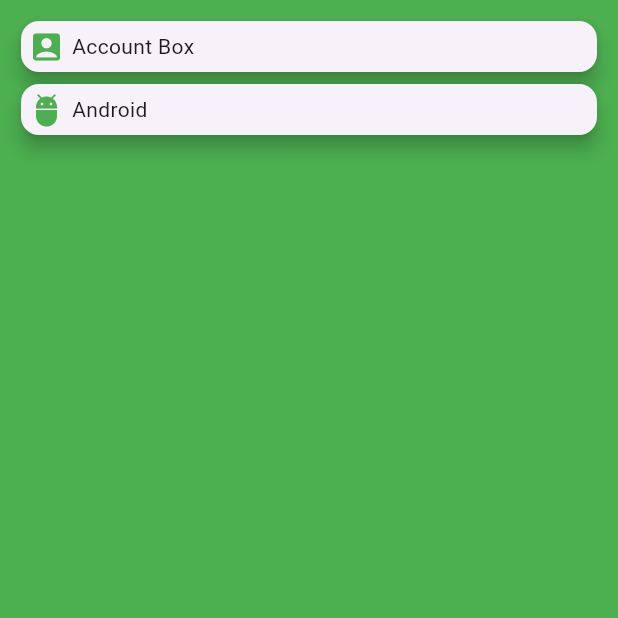
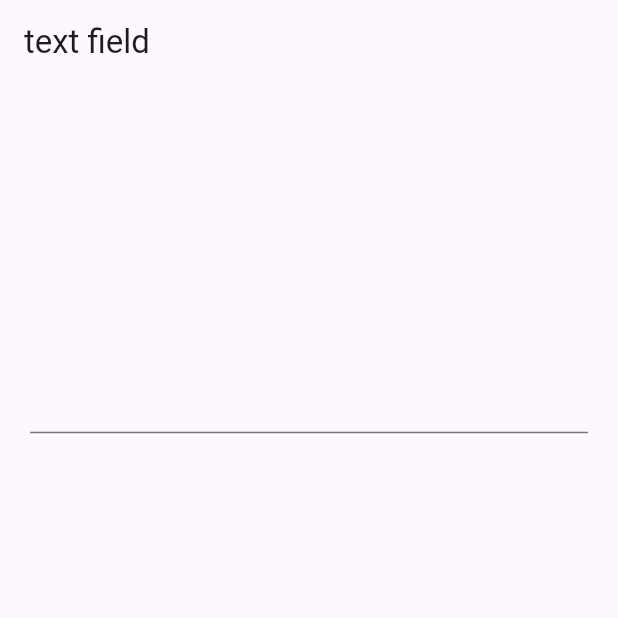
Before and after one commit to nentinur/Speedrun-Belajar-Flutter, a Flutter app: the screen it shows after launch, on a phone screen of 412 x 824 dp, the top half of it. Run offline on Flutter 3.47's test engine with Material 3 defaults, Android fonts, the phone set to English and light mode, and no system bars.

Commit message:
text field

```diff
--- a/lib/main.dart
+++ b/lib/main.dart
@@ -4,41 +4,39 @@ void main() {
   runApp(const MyApp());
 }
 
-class MyApp extends StatelessWidget {
+class MyApp extends StatefulWidget {
   const MyApp({super.key});
 
+  @override
+  State<MyApp> createState() => _MyAppState();
+}
+
+class _MyAppState extends State<MyApp> {
+  TextEditingController controller = TextEditingController(text: "");
   @override
   Widget build(BuildContext context) {
     return MaterialApp(
       home: Scaffold(
-        backgroundColor: Colors.green,
+        appBar: AppBar(title: Text("text field")),
         body: Container(
-          margin: EdgeInsets.all(10),
-          child: ListView(
+          margin: EdgeInsets.all(20),
+          child: Column(
+            mainAxisAlignment: MainAxisAlignment.spaceAround,
             children: [
-              buildCard(Icons.account_box, "Account Box"),
-              buildCard(Icons.adb, "Android"),
+              TextField(
+                // obscureText: true, =>> untuk membuat tampilan text seperti password
+                // maxLength: 5, =>> untuk membatasi jumlah input (contoh: hanya bisa menulis 5 karakter)
+                // maxLines: 1, =>> jumlah maksimal baris
+                onChanged: (value) {
+                  setState(() {});
+                },
+                controller: controller,
+              ),
+              Text(controller.text)
             ],
           ),
         ),
       ),
     );
   }
-
-  Card buildCard(IconData iconData, String text) {
-    return Card(
-      elevation: 5,
-      child: Row(
-        children: [
-          Container(
-              margin: EdgeInsets.all(5),
-              child: Icon(
-                iconData,
-                color: Colors.green,
-              )),
-          Text(text)
-        ],
-      ),
-    );
-  }
 }
```
